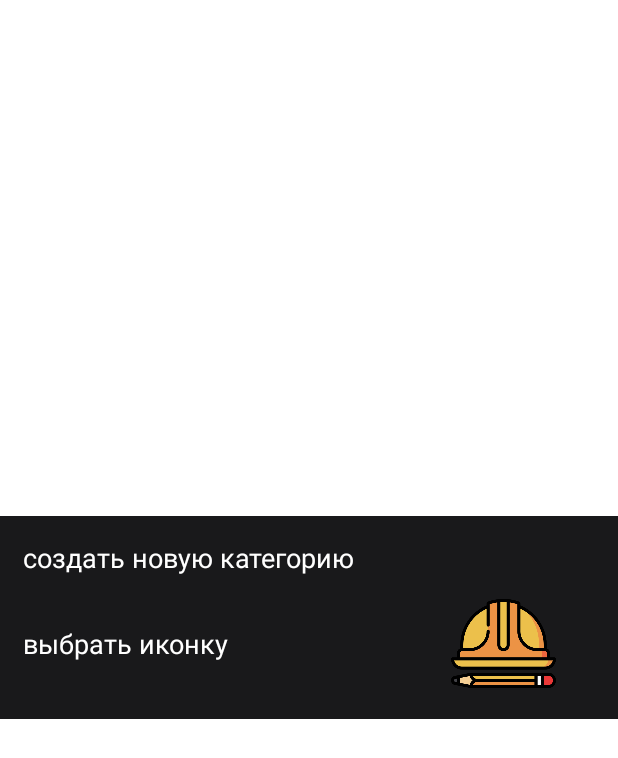
After one commit to fenixfoux/delovaya_4erepashka, an Android app: the layout create_new_category.xml on its own in the app's theme, with its tools: preview values and no code run, on a phone screen of 412 x 824 dp. The commit adds this screen. Shown: the top 758 px of the screen. Run offline under Robolectric (Android 15) with nearby library versions, the phone set to English and light mode, and no system bars.

Commit message:
кнопка выхода и начал делать диалоговое окно для создания категории

```diff
--- a/app/src/main/java/com/example/delovaya_4erepaska/MainActivity.java
+++ b/app/src/main/java/com/example/delovaya_4erepaska/MainActivity.java
@@ -2,6 +2,7 @@ package com.example.delovaya_4erepaska;
 
 import androidx.appcompat.app.AppCompatActivity;
 
+import android.app.Dialog;
 import android.content.Intent;
 import android.os.Bundle;
 import android.view.View;
@@ -16,6 +17,8 @@ public class MainActivity extends AppCompatActivity {
 
     private long backPressedTime; //vremea najatia knopki nazad
     private Toast backToast;
+    Dialog dialog;
+    Dialog dialogEnd;
 
     @Override
     protected void onCreate(Bundle savedInstanceState) {
@@ -39,6 +42,35 @@ public class MainActivity extends AppCompatActivity {
             }
         });
 
+        //кнопка создания категории - старт
+        Button new_category = (Button)findViewById(R.id.new_category);
+        new_category.setOnClickListener(new View.OnClickListener() {
+            @Override
+            public void onClick(View v) {
+                //dialog = new Dialog(this);
+                //dialog.setContentView(R.layout.create_new_category);
+            }
+        });
+        //кнопка создания категории - конец
+
+
+        //кнопка выхода - старт
+        Button button_exit = (Button)findViewById(R.id.button_exit);
+        button_exit.setOnClickListener(new View.OnClickListener() {
+            @Override
+            public void onClick(View v) {
+                if( backPressedTime + 2000 > System.currentTimeMillis()){
+                    backToast.cancel();
+                    finishAndRemoveTask();
+                }else{
+                    backToast = Toast.makeText(getBaseContext(), "press again for exit", Toast.LENGTH_SHORT);
+                    backToast.show();
+                }
+                backPressedTime = System.currentTimeMillis();
+            }
+        });
+        //кнопка выхода конец
+
     }
 
     @Override
--- a/app/src/main/res/layout/activity_main.xml
+++ b/app/src/main/res/layout/activity_main.xml
@@ -5,7 +5,7 @@
     android:id="@+id/main_wrapper"
     android:layout_width="wrap_content"
     android:layout_height="match_parent"
-    android:background="#19191B"
+    android:background="@color/default_background"
     android:orientation="vertical">
 
     <LinearLayout
--- /dev/null
+++ b/app/src/main/res/layout/create_new_category.xml
@@ -0,0 +1,58 @@
+<?xml version="1.0" encoding="utf-8"?>
+<LinearLayout xmlns:android="http://schemas.android.com/apk/res/android"
+    xmlns:app="http://schemas.android.com/apk/res-auto"
+    android:id="@+id/create_new_category"
+    android:orientation="vertical"
+    android:layout_width="wrap_content"
+    android:layout_height="wrap_content"
+    android:background="@color/default_background"
+    android:layout_gravity="center"
+    android:scaleType="centerCrop"
+    android:padding="15dp"
+
+    >
+
+    <LinearLayout
+        android:layout_width="match_parent"
+        android:layout_height="match_parent"
+        android:orientation="vertical"
+        >
+
+        <TextView
+            android:id="@+id/textView"
+            android:layout_width="match_parent"
+            android:layout_height="wrap_content"
+            android:text="@string/title_new_category"
+            android:textColor="@color/white"
+            android:layout_marginBottom="10dp"
+            android:textSize="18sp"
+            />
+    </LinearLayout>
+
+    <LinearLayout
+        android:layout_width="match_parent"
+        android:layout_height="70dp"
+        android:orientation="horizontal"
+        android:gravity="center_vertical"
+
+        >
+
+        <TextView
+            android:id="@+id/textView2"
+            android:layout_width="wrap_content"
+            android:layout_height="wrap_content"
+            android:layout_weight="1"
+            android:text="@string/select_icon_for_category"
+            android:textSize="18sp"
+            android:textColor="@color/white"
+
+            />
+
+        <ImageView
+            android:id="@+id/imageView"
+            android:layout_width="0dp"
+            android:layout_height="wrap_content"
+            android:layout_weight="1"
+            app:srcCompat="@drawable/category_deafault" />
+    </LinearLayout>
+</LinearLayout>
--- a/app/src/main/res/layout/universal.xml
+++ b/app/src/main/res/layout/universal.xml
@@ -5,7 +5,7 @@
     android:layout_width="wrap_content"
     android:layout_height="match_parent"
     android:orientation="vertical"
-    android:background="#19191B"
+    android:background="@color/default_background"
     >
 
     <LinearLayout
--- a/app/src/main/res/values/colors.xml
+++ b/app/src/main/res/values/colors.xml
@@ -9,6 +9,7 @@
     <color name="black95">#68000000</color>
     <color name="white">#ffffff</color>
 
+    <color name="default_background">#19191B</color>
     <color name="default_text_color">#3E972E</color>
     <color name="button_stroke">#E82A4FB1</color>
     <color name="transparent">#00FFFFFF</color>
--- a/app/src/main/res/values/strings.xml
+++ b/app/src/main/res/values/strings.xml
@@ -4,6 +4,10 @@
     <string name="default_task">default task</string>
     <string name="button_back">назад</string>
     <string name="button_exit">выход</string>
+
+
     <string name="new_category">создать</string>
+    <string name="title_new_category">создать новую категорию</string>
+    <string name="select_icon_for_category">выбрать иконку</string>
     <string name="selected_category">category namename default</string><!--may be need to require max length -->
 </resources>
```
Also changed, not shown: app/src/main/res/drawable/category_deafault.png (added).
